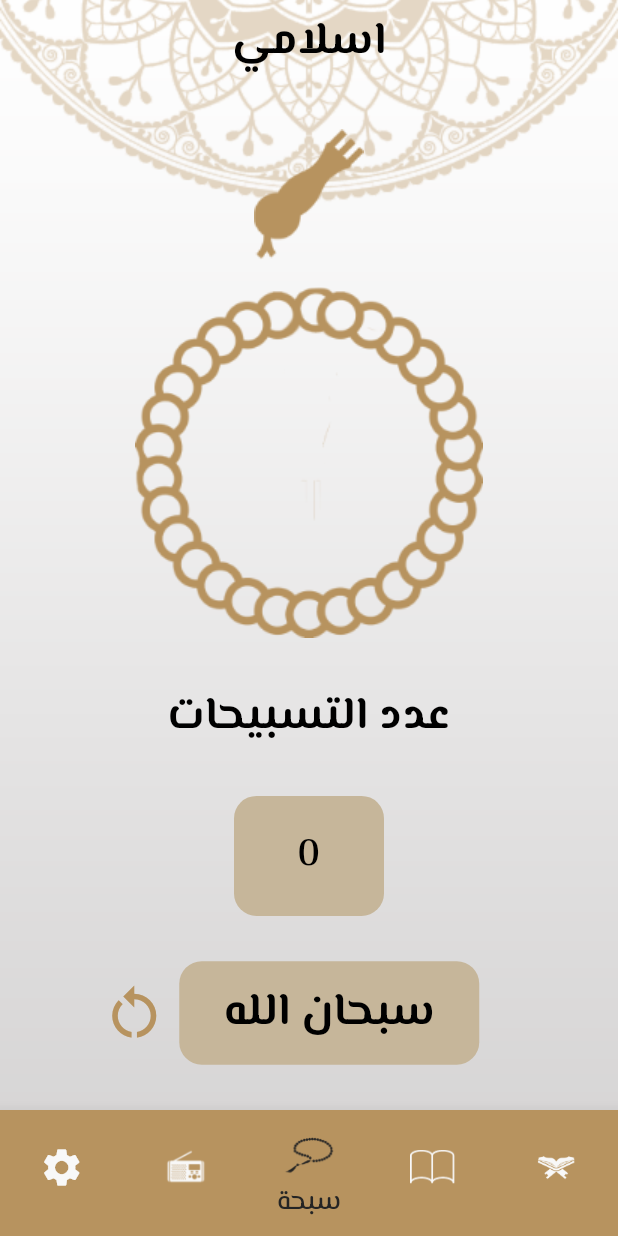
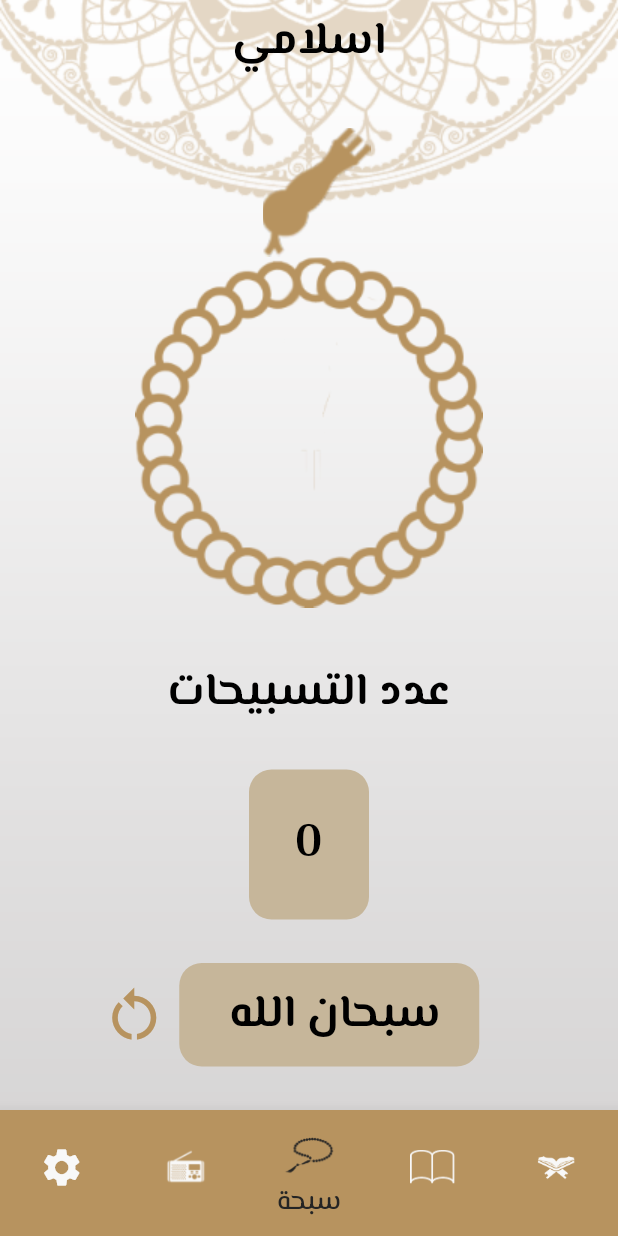
Before and after one commit to AbdAlrahmanmohamedelsayed/Islami_App, a Flutter app: the screen it shows after launch, item 3 of the bottom bar chosen, on a phone screen of 412 x 824 dp. Run offline on Flutter 3.47's test engine with Material 3 defaults, Android fonts, the phone set to English and light mode, and no system bars; our stand-ins replace animated_custom_dropdown; generated files the repository leaves out were written again.

Commit message:
update sebha

```diff
--- /dev/null
+++ b/devtools_options.yaml
@@ -0,0 +1,3 @@
+description: This file stores settings for Dart & Flutter DevTools.
+documentation: https://docs.flutter.dev/tools/devtools/extensions#configure-extension-enablement-states
+extensions:
--- a/lib/modules/sebha/sebha.dart
+++ b/lib/modules/sebha/sebha.dart
@@ -10,35 +10,41 @@ class SebhaView extends StatefulWidget {
 }
 
 class _SebhaViewState extends State<SebhaView> {
+  List<String> texts = ['سبحان الله ', 'لا اله الا الله', 'الحمد لله'];
+  double angle = 0.0;
   int counterSebha = 0;
+  int curentIndex = 0;
   @override
   Widget build(BuildContext context) {
     var theme = Theme.of(context);
     var provider = Provider.of<SettingsProvider>(context);
-    return GestureDetector(
-      onTap: () {
-        counterSebha++;
-        if (counterSebha > 99) {
-          counterSebha = 0;
-        }
-        setState(() {});
-      },
+    return InkWell(
+      onTap: onClickSebha,
       child: Column(
         mainAxisAlignment: MainAxisAlignment.spaceEvenly,
         children: [
           Column(
             children: [
-              Image.asset(
+              Container(
+                margin: const EdgeInsets.only(left: 10),
+                child: Image.asset(
                   provider.isDark()
                       ? 'assets/images/head_sebha_dark.png'
                       : 'assets/images/head_sebha_logo.png',
                   fit: BoxFit.fill,
                 ),
-              Image.asset(
+              ),
+              Transform.rotate(
+                angle: angle,
+                child: Container(
+                  margin: const EdgeInsets.only(bottom: 5),
+                  child: Image.asset(
                     provider.isDark()
                         ? 'assets/images/body_sebha_dark.png'
                         : 'assets/images/body_sebha_logo.png',
                     fit: BoxFit.cover,
+                  ),
+                ),
               ),
             ],
           ),
@@ -51,14 +57,14 @@ class _SebhaViewState extends State<SebhaView> {
           ),
           Container(
             alignment: Alignment.center,
-            width: 100,
-            height: 80,
+            width: 80,
+            height: 100,
             decoration: BoxDecoration(
                 color: provider.isDark()
                     ? const Color(0xff141A2E)
                     : const Color(0xffc6b69a),
                 borderRadius: BorderRadius.circular(15)),
-            child: Text('$counterSebha', style: theme.textTheme.bodyMedium),
+            child: Text('$counterSebha', style: theme.textTheme.bodyLarge),
           ),
           Row(
             mainAxisAlignment: MainAxisAlignment.center,
@@ -75,18 +81,14 @@ class _SebhaViewState extends State<SebhaView> {
                         ? theme.primaryColorDark
                         : const Color(0xffc6b69a),
                     borderRadius: BorderRadius.circular(15)),
-                child: Text(
-                    counterSebha <= 33
-                        ? 'سبحان الله'
-                        : counterSebha <= 66
-                            ? 'الحمد لله'
-                            : 'لا اله الا الله',
-                    style: theme.textTheme.bodyLarge),
+                child:
+                    Text(texts[curentIndex], style: theme.textTheme.bodyLarge),
               ),
               IconButton(
                   onPressed: () {
                     setState(() {
                       counterSebha = 0;
+                      curentIndex = 0;
                     });
                   },
                   icon: Icon(
@@ -101,4 +103,15 @@ class _SebhaViewState extends State<SebhaView> {
       ),
     );
   }
+
+  void onClickSebha() {
+    counterSebha++;
+    angle += 10;
+    if (counterSebha == 33) {
+      curentIndex++;
+      counterSebha = 0;
+      curentIndex = curentIndex % 3;
     }
+    setState(() {});
+  }
+}
```
Also changed, not shown: assets/images/head_sebha_logo.png. Lines whose indentation alone changed are shown as unchanged.
